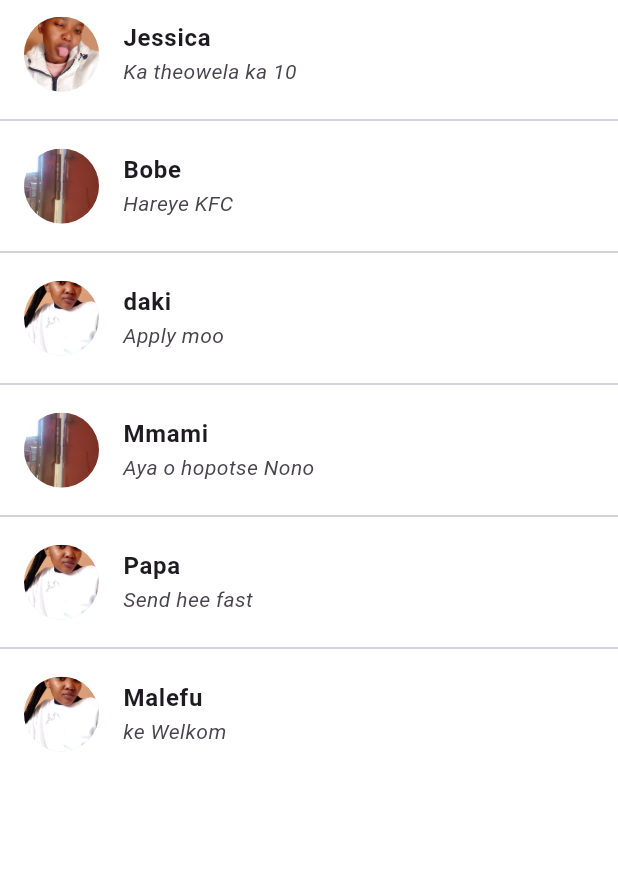
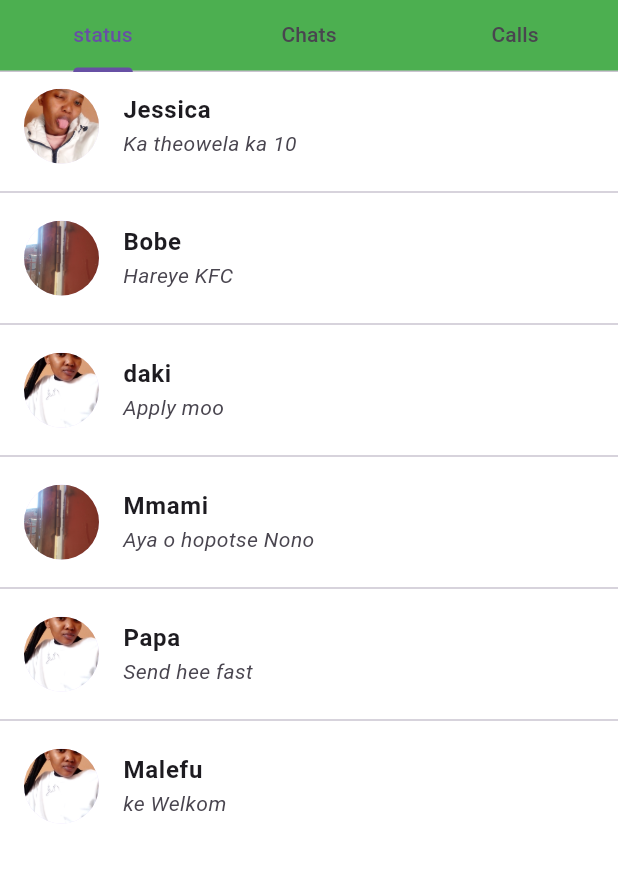
Before and after one commit to jenicca81/WhatsApp-app, a Flutter app: the screen it shows after launch, on a phone screen of 412 x 824 dp, the part 84-967 px from its top. Run offline on Flutter 3.47's test engine with Material 3 defaults, Android fonts, the phone set to English and light mode, and no system bars.

Commit message:
added more widgets

```diff
--- a/lib/main.dart
+++ b/lib/main.dart
@@ -12,7 +12,9 @@ class MyApp extends StatelessWidget {
   Widget build(BuildContext context) {
     return MaterialApp(
       debugShowCheckedModeBanner: false,
-      home: Scaffold(
+      home: DefaultTabController(
+        length: 3,
+        child: Scaffold(
           backgroundColor: Colors.white,
           appBar: AppBar(
             title: Text('WhatsApp'),
@@ -38,6 +40,13 @@ class MyApp extends StatelessWidget {
                 icon: Icon(Icons.call),
               ),
             ],
+            bottom: TabBar(
+              tabs: [
+                Tab(text: "status"),
+                Tab(text: "Chats"),
+                Tab(text: "Calls"),
+              ],
+            ),
           ),
           drawer: Drawer(
             child: ListView(
@@ -167,6 +176,7 @@ class MyApp extends StatelessWidget {
             ],
           ),
         ),
+      ),
     );
   }
 }
```
Lines whose indentation alone changed are shown as unchanged.
